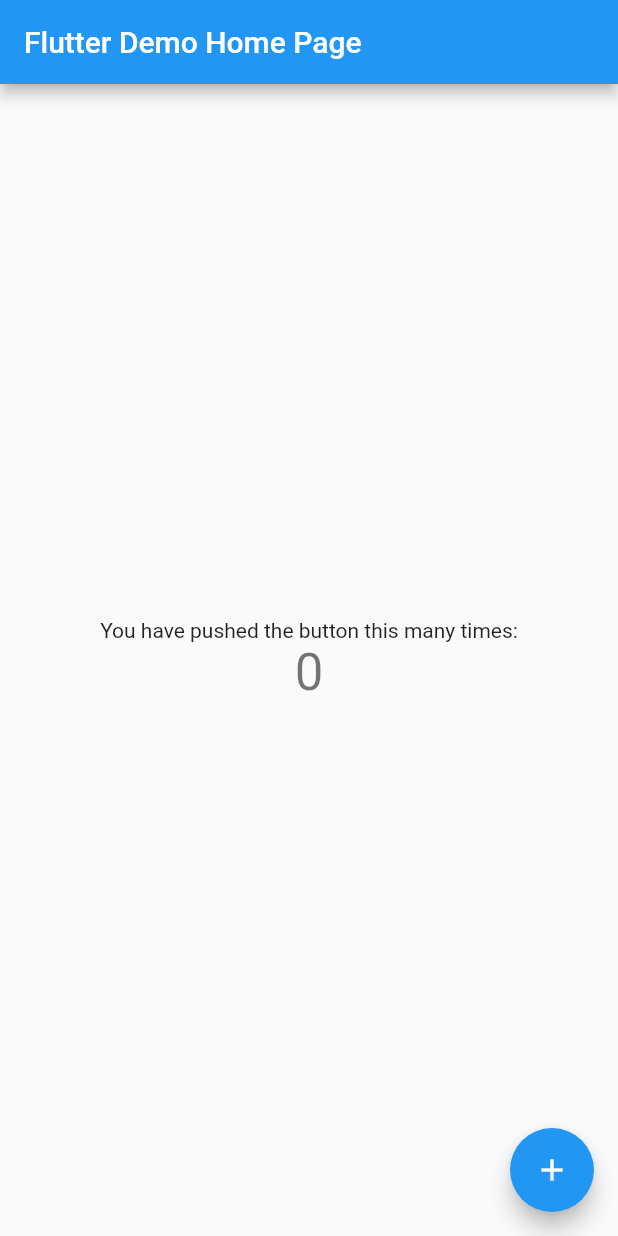
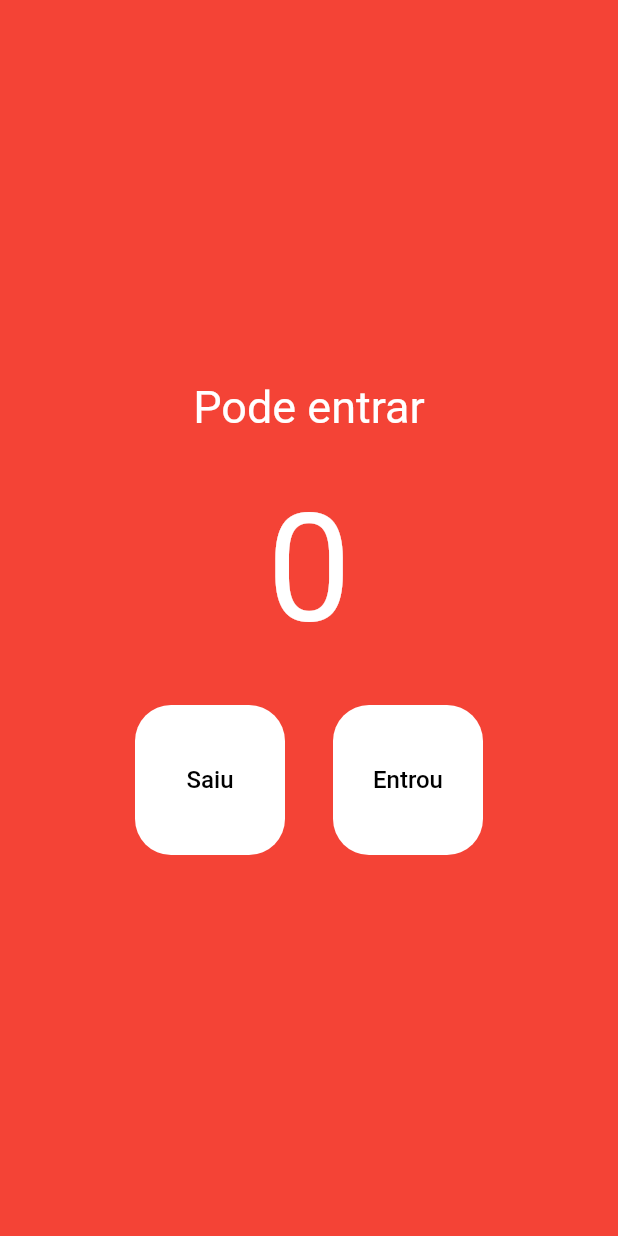
Before and after one commit to jucesargois/contador, a Flutter app: the screen it shows after launch, on a phone screen of 412 x 824 dp. Run offline on Flutter 3.47's test engine with Material 2 defaults, Android fonts, the phone set to English and light mode, and no system bars.

Commit message:
Update main.dart
Created structure

```diff
--- a/lib/main.dart
+++ b/lib/main.dart
@@ -7,109 +7,89 @@ void main() {
 class MyApp extends StatelessWidget {
   const MyApp({Key? key}) : super(key: key);
 
-  // This widget is the root of your application.
   @override
   Widget build(BuildContext context) {
-    return MaterialApp(
-      title: 'Flutter Demo',
-      theme: ThemeData(
-        // This is the theme of your application.
-        //
-        // Try running your application with "flutter run". You'll see the
-        // application has a blue toolbar. Then, without quitting the app, try
-        // changing the primarySwatch below to Colors.green and then invoke
-        // "hot reload" (press "r" in the console where you ran "flutter run",
-        // or simply save your changes to "hot reload" in a Flutter IDE).
-        // Notice that the counter didn't reset back to zero; the application
-        // is not restarted.
-        primarySwatch: Colors.blue,
-      ),
-      home: const MyHomePage(title: 'Flutter Demo Home Page'),
+    return const MaterialApp(
+      home: HomePage(),
     );
   }
 }
 
-class MyHomePage extends StatefulWidget {
-  const MyHomePage({Key? key, required this.title}) : super(key: key);
+class HomePage extends StatelessWidget {
+  const HomePage({Key? key}) : super(key: key);
 
-  // This widget is the home page of your application. It is stateful, meaning
-  // that it has a State object (defined below) that contains fields that affect
-  // how it looks.
-
-  // This class is the configuration for the state. It holds the values (in this
-  // case the title) provided by the parent (in this case the App widget) and
-  // used by the build method of the State. Fields in a Widget subclass are
-  // always marked "final".
-
-  final String title;
-
-  @override
-  State<MyHomePage> createState() => _MyHomePageState();
+  void decrement() {
+    print(decrement);
   }
 
-class _MyHomePageState extends State<MyHomePage> {
-  int _counter = 0;
-
-  void _incrementCounter() {
-    setState(() {
-      // This call to setState tells the Flutter framework that something has
-      // changed in this State, which causes it to rerun the build method below
-      // so that the display can reflect the updated values. If we changed
-      // _counter without calling setState(), then the build method would not be
-      // called again, and so nothing would appear to happen.
-      _counter++;
-    });
+  void increment() {
+    print(increment);
   }
 
   @override
   Widget build(BuildContext context) {
-    // This method is rerun every time setState is called, for instance as done
-    // by the _incrementCounter method above.
-    //
-    // The Flutter framework has been optimized to make rerunning build methods
-    // fast, so that you can just rebuild anything that needs updating rather
-    // than having to individually change instances of widgets.
     return Scaffold(
-      appBar: AppBar(
-        // Here we take the value from the MyHomePage object that was created by
-        // the App.build method, and use it to set our appbar title.
-        title: Text(widget.title),
+      backgroundColor: Colors.red,
+      body: Column(
+        mainAxisAlignment: MainAxisAlignment.center,
+        children: [
+          const Text(
+            'Pode entrar',
+            style: TextStyle(
+              fontSize: 30,
+              color: Colors.white,
             ),
-      body: Center(
-        // Center is a layout widget. It takes a single child and positions it
-        // in the middle of the parent.
-        child: Column(
-          // Column is also a layout widget. It takes a list of children and
-          // arranges them vertically. By default, it sizes itself to fit its
-          // children horizontally, and tries to be as tall as its parent.
-          //
-          // Invoke "debug painting" (press "p" in the console, choose the
-          // "Toggle Debug Paint" action from the Flutter Inspector in Android
-          // Studio, or the "Toggle Debug Paint" command in Visual Studio Code)
-          // to see the wireframe for each widget.
-          //
-          // Column has various properties to control how it sizes itself and
-          // how it positions its children. Here we use mainAxisAlignment to
-          // center the children vertically; the main axis here is the vertical
-          // axis because Columns are vertical (the cross axis would be
-          // horizontal).
+          ),
+          const Padding(
+            padding: EdgeInsets.all(32.0),
+            child: Text(
+              '0',
+              style: TextStyle(
+                fontSize: 100,
+                color: Colors.white,
+              ),
+            ),
+          ),
+          Row(
             mainAxisAlignment: MainAxisAlignment.center,
-          children: <Widget>[
-            const Text(
-              'You have pushed the button this many times:',
+            children: [
+              TextButton(
+                onPressed: decrement,
+                style: TextButton.styleFrom(
+                  backgroundColor: Colors.white,
+                  fixedSize: const Size(100, 100),
+                  primary: Colors.black,
+                  shape: RoundedRectangleBorder(
+                    borderRadius: BorderRadius.circular(24),
                   ),
-            Text(
-              '$_counter',
-              style: Theme.of(context).textTheme.headline4,
+                ),
+                child: const Text(
+                  'Saiu',
+                  style: TextStyle(color: Colors.black, fontSize: 16),
+                ),
+              ),
+              const SizedBox(
+                width: 32,
+              ),
+              TextButton(
+                onPressed: increment,
+                style: TextButton.styleFrom(
+                  backgroundColor: Colors.white,
+                  fixedSize: const Size(100, 100),
+                  primary: Colors.black,
+                  shape: RoundedRectangleBorder(
+                    borderRadius: BorderRadius.circular(24),
+                  ),
+                ),
+                child: const Text(
+                  'Entrou',
+                  style: TextStyle(color: Colors.black, fontSize: 16),
+                ),
               ),
             ],
+          )
+        ],
       ),
-      ),
-      floatingActionButton: FloatingActionButton(
-        onPressed: _incrementCounter,
-        tooltip: 'Increment',
-        child: const Icon(Icons.add),
-      ), // This trailing comma makes auto-formatting nicer for build methods.
     );
   }
 }
```
Lines whose indentation alone changed are shown as unchanged.
